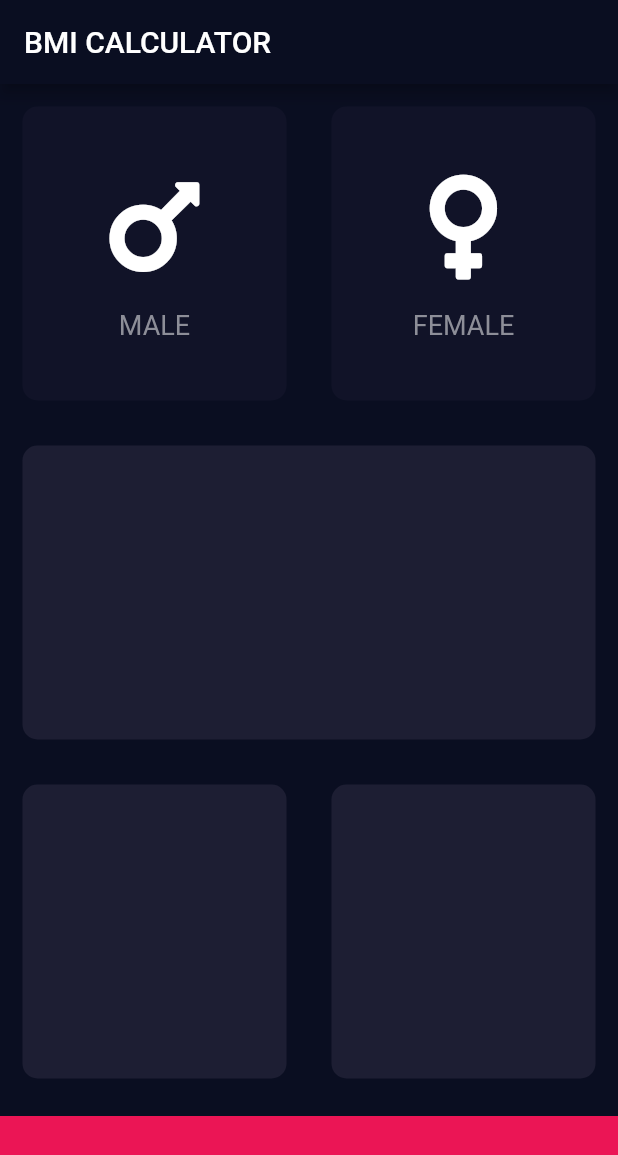
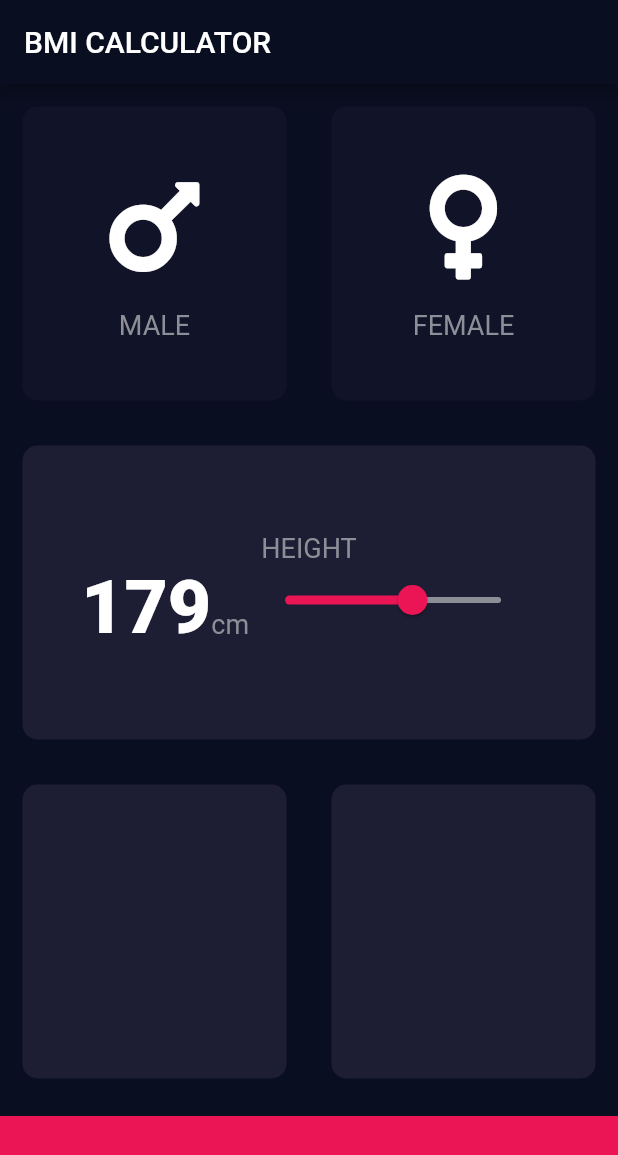
Before and after one commit to robsonsilv4/bmi-calculator, a Flutter app: the screen it shows after launch, on a phone screen of 412 x 824 dp. Shown: the top 1155 px of the screen. Run offline on Flutter 3.47's test engine with Material 2 defaults, Android fonts, the phone set to English and light mode, and no system bars; our stand-ins replace font_awesome_flutter.

Commit message:
Adicionado slider e separado constantes

```diff
--- /dev/null
+++ b/lib/constants.dart
@@ -0,0 +1,11 @@
+import 'package:flutter/material.dart';
+
+const kTextStyle = TextStyle(fontSize: 18.0, color: Color(0xFF8D8E98));
+
+const kActiveCardColor = Color(0xFF1D1E33);
+const kInactiveCardColor = Color(0xFF111328);
+
+const kBottomContainerHeight = 80.0;
+const kBottomContainerColor = Color(0xFFEB1555);
+
+const kNumberTextStyle = TextStyle(fontSize: 50.0, fontWeight: FontWeight.w900);
--- a/lib/icon_content.dart
+++ b/lib/icon_content.dart
@@ -1,6 +1,6 @@
 import 'package:flutter/material.dart';
 
-const textStyle = TextStyle(fontSize: 18.0, color: Color(0xFF8D8E98));
+import 'constants.dart';
 
 class IconContent extends StatelessWidget {
   final IconData icon;
@@ -22,7 +22,7 @@ class IconContent extends StatelessWidget {
         ),
         Text(
           text,
-          style: textStyle,
+          style: kTextStyle,
         ),
       ],
     );
--- a/lib/input_page.dart
+++ b/lib/input_page.dart
@@ -3,12 +3,7 @@ import 'package:font_awesome_flutter/font_awesome_flutter.dart';
 
 import 'icon_content.dart';
 import 'reusable_card.dart';
-
-const activeCardColor = Color(0xFF1D1E33);
-const inactiveCardColor = Color(0xFF111328);
-
-const bottomContainerHeight = 80.0;
-const bottomContainerColor = Color(0xFFEB1555);
+import 'constants.dart';
 
 enum Gender {
   male,
@@ -21,6 +16,7 @@ class InputPage extends StatefulWidget {
 
 class _InputPageState extends State<InputPage> {
   Gender selectedGender;
+  int height = 179;
 
   @override
   Widget build(BuildContext context) {
@@ -29,6 +25,7 @@ class _InputPageState extends State<InputPage> {
           title: Text('BMI CALCULATOR'),
         ),
         body: Column(
+          crossAxisAlignment: CrossAxisAlignment.stretch,
           children: <Widget>[
             Expanded(
               child: Row(
@@ -36,8 +33,8 @@ class _InputPageState extends State<InputPage> {
                   Expanded(
                     child: ReusableCard(
                       color: selectedGender == Gender.male
-                          ? activeCardColor
-                          : inactiveCardColor,
+                          ? kActiveCardColor
+                          : kInactiveCardColor,
                       child: IconContent(
                         icon: FontAwesomeIcons.mars,
                         text: 'MALE',
@@ -52,8 +49,8 @@ class _InputPageState extends State<InputPage> {
                   Expanded(
                     child: ReusableCard(
                       color: selectedGender == Gender.female
-                          ? activeCardColor
-                          : inactiveCardColor,
+                          ? kActiveCardColor
+                          : kInactiveCardColor,
                       child: IconContent(
                         icon: FontAwesomeIcons.venus,
                         text: 'FEMALE',
@@ -70,7 +67,43 @@ class _InputPageState extends State<InputPage> {
             ),
             Expanded(
               child: ReusableCard(
-                color: activeCardColor,
+                color: kActiveCardColor,
+                child: Column(
+                  mainAxisAlignment: MainAxisAlignment.center,
+                  children: <Widget>[
+                    Text(
+                      'HEIGHT',
+                      style: kTextStyle,
+                    ),
+                    Row(
+                      mainAxisAlignment: MainAxisAlignment.center,
+                      textBaseline: TextBaseline.alphabetic,
+                      crossAxisAlignment: CrossAxisAlignment.baseline,
+                      children: <Widget>[
+                        Text(
+                          height.toString(),
+                          style: kNumberTextStyle,
+                        ),
+                        Text(
+                          'cm',
+                          style: kTextStyle,
+                        ),
+                        Slider(
+                          value: height.toDouble(),
+                          min: 120.0,
+                          max: 220.0,
+                          activeColor: Color(0xFFEB1555),
+                          inactiveColor: Color(0xFF8D8E98),
+                          onChanged: (double newValue) {
+                            setState(() {
+                              height = newValue.round();
+                            });
+                          },
+                        )
+                      ],
+                    )
+                  ],
+                ),
               ),
             ),
             Expanded(
@@ -78,21 +111,21 @@ class _InputPageState extends State<InputPage> {
                 children: <Widget>[
                   Expanded(
                     child: ReusableCard(
-                      color: activeCardColor,
+                      color: kActiveCardColor,
                     ),
                   ),
                   Expanded(
                     child: ReusableCard(
-                      color: activeCardColor,
+                      color: kActiveCardColor,
                     ),
                   ),
                 ],
               ),
             ),
             Container(
-              color: bottomContainerColor,
+              color: kBottomContainerColor,
               width: double.infinity,
-              height: bottomContainerHeight,
+              height: kBottomContainerHeight,
               margin: EdgeInsets.only(top: 10.0),
             )
           ],
```
